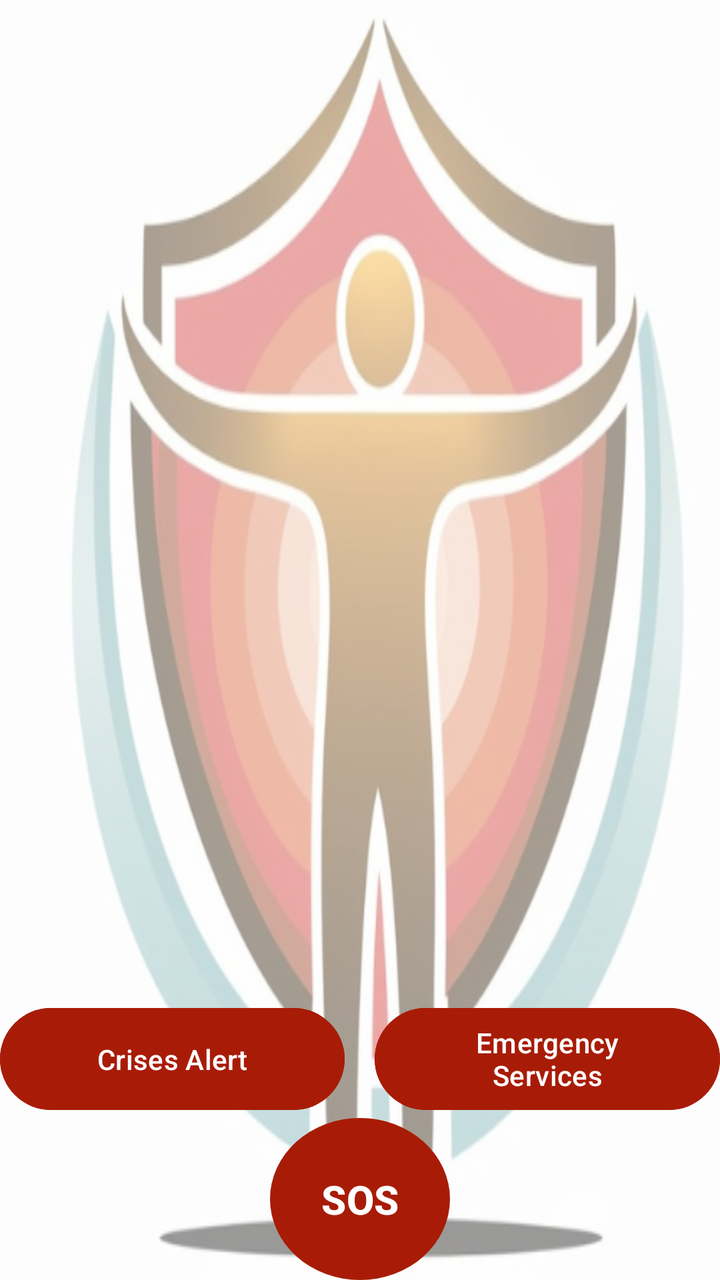
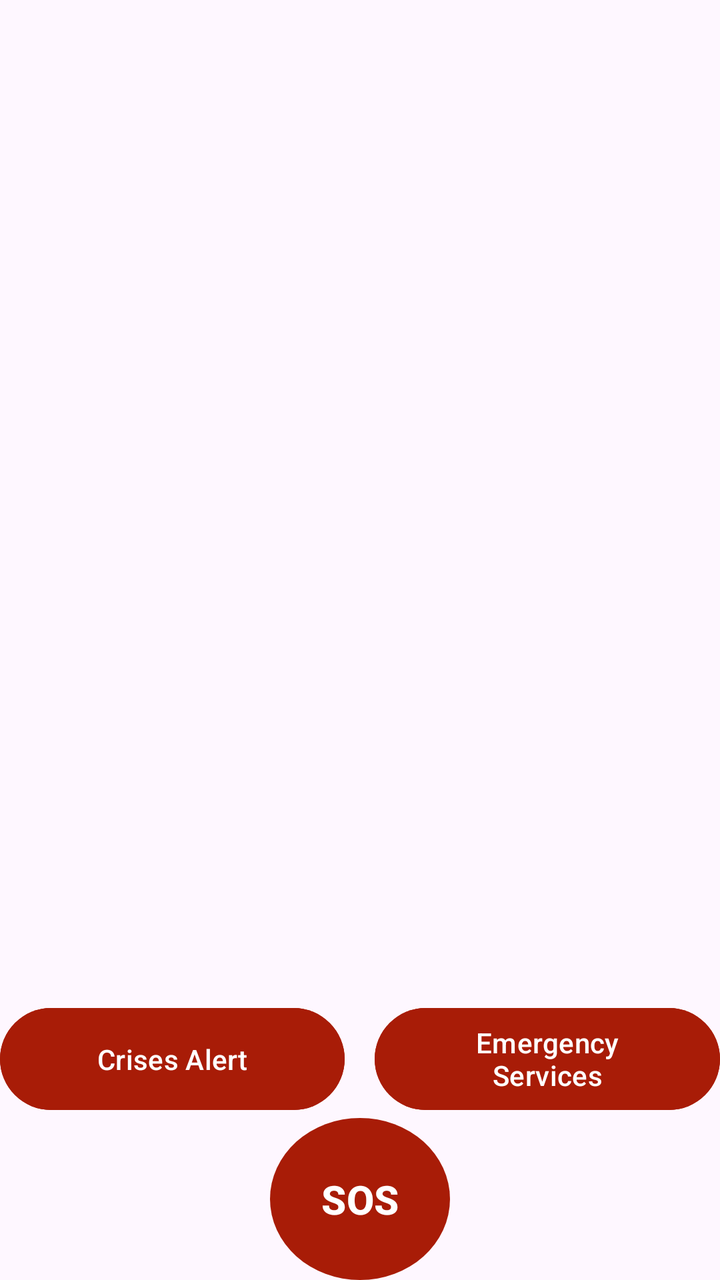

Before-and-after screenshots of an Android layout around one commit, followed by the original layout XML and the change that was made.
<!-- AndroidManifest.xml: application theme Theme.SafetyNova -->
<!-- res/layout/fragment_home.xml -->
<RelativeLayout xmlns:android="http://schemas.android.com/apk/res/android"
    android:layout_width="match_parent"
    android:layout_height="match_parent"
    android:background="@drawable/icon">

    <LinearLayout
        android:id="@+id/button_container"
        android:layout_width="match_parent"
        android:layout_height="wrap_content"
        android:layout_marginTop="500dp"
        android:gravity="center"
        android:orientation="horizontal">

        <Button
            android:id="@+id/btn_emergency_location_fragment"
            android:layout_width="0dp"
            android:layout_height="59dp"
            android:layout_marginEnd="15dp"
            android:layout_weight="1"
            android:backgroundTint="#a81c07"
            android:text="Crises Alert"
            android:textColor="#FFFFFF" />

        <Button
            android:id="@+id/btn_emergency_services_fragment"
            android:layout_width="0dp"
            android:layout_height="59dp"
            android:layout_weight="1"
            android:backgroundTint="#a81c07"
            android:text="Emergency Services"
            android:textColor="#FFFFFF" />
    </LinearLayout>

    <Button
        android:id="@+id/btn_location_fragment"
        android:layout_width="90dp"
        android:layout_height="90dp"
        android:layout_below="@id/button_container"
        android:layout_centerHorizontal="true"
        android:background="@drawable/circle_sos_button"
        android:text="SOS"
        android:textColor="#FFFFFF"
        android:textSize="20dp"
        android:textStyle="bold" />
</RelativeLayout>
<!-- resources referenced by this layout -->
<resources>
  <!-- drawable circle_sos_button (drawable) -->
  <shape xmlns:android="http://schemas.android.com/apk/res/android"
      android:shape="oval">
      <solid android:color="@color/red" />
      <size android:width="90dp" android:height="90dp" />
  </shape>
  <!-- drawable icon: png bitmap (drawable, 177183 bytes) -->
  <style name="Theme.SafetyNova" parent="Base.Theme.SafetyNova" />
  <color name="red">#a81c07</color>
  <style name="Base.Theme.SafetyNova" parent="Theme.Material3.DayNight.NoActionBar">
          <item name="colorPrimary">@color/red</item>
          <item name="colorPrimaryContainer">@color/red</item>
      </style>
</resources>

<!-- the commit's change to res/layout/fragment_home.xml (unified diff, before → after) -->
@@ -1,7 +1,6 @@
 <RelativeLayout xmlns:android="http://schemas.android.com/apk/res/android"
     android:layout_width="match_parent"
-    android:layout_height="match_parent"
-    android:background="@drawable/icon">
+    android:layout_height="match_parent" >
 
     <LinearLayout
         android:id="@+id/button_container"
<!-- resource entries referenced after the edit -->
@@ -6,7 +6,6 @@
       <solid android:color="@color/red" />
       <size android:width="90dp" android:height="90dp" />
   </shape>
-  <!-- drawable icon: png bitmap (drawable, 177183 bytes) -->
   <style name="Theme.SafetyNova" parent="Base.Theme.SafetyNova" />
   <color name="red">#a81c07</color>
   <style name="Base.Theme.SafetyNova" parent="Theme.Material3.DayNight.NoActionBar">
